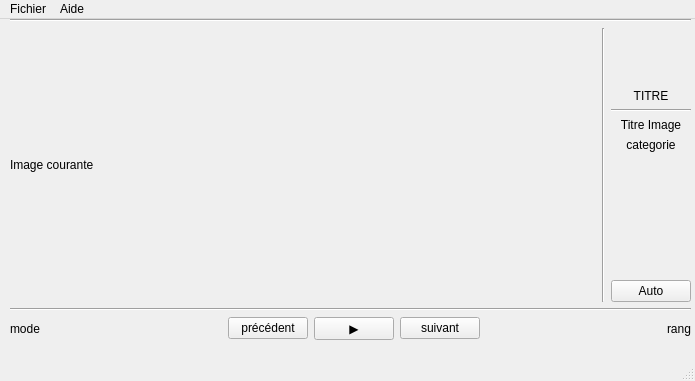
Qt form v2_Baros_Bergos_Jeanin_TP4/lecteurvue.ui (brs64/S2.01) before a commit.
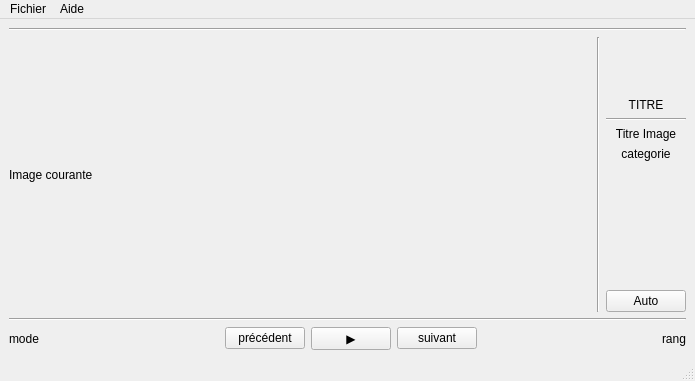
The same form after that commit.

```diff
--- a/v2_Baros_Bergos_Jeanin_TP4/lecteurvue.ui
+++ b/v2_Baros_Bergos_Jeanin_TP4/lecteurvue.ui
@@ -14,15 +14,8 @@
    <string>lecteurVue</string>
   </property>
   <widget class="QWidget" name="centralwidget">
-   <widget class="QWidget" name="verticalLayoutWidget">
-    <property name="geometry">
-     <rect>
-      <x>10</x>
-      <y>0</y>
-      <width>681</width>
-      <height>321</height>
-     </rect>
-    </property>
+   <layout class="QGridLayout" name="gridLayout">
+    <item row="0" column="0">
     <layout class="QVBoxLayout" name="verticalLayout">
      <property name="sizeConstraint">
       <enum>QLayout::SetMinimumSize</enum>
@@ -222,7 +215,8 @@
       </layout>
      </item>
     </layout>
-   </widget>
+    </item>
+   </layout>
   </widget>
   <widget class="QMenuBar" name="menubar">
    <property name="geometry">
```
Left out of the diff: 2 changed lines with no effect on the pictures. Lines whose indentation alone changed are shown as unchanged.
